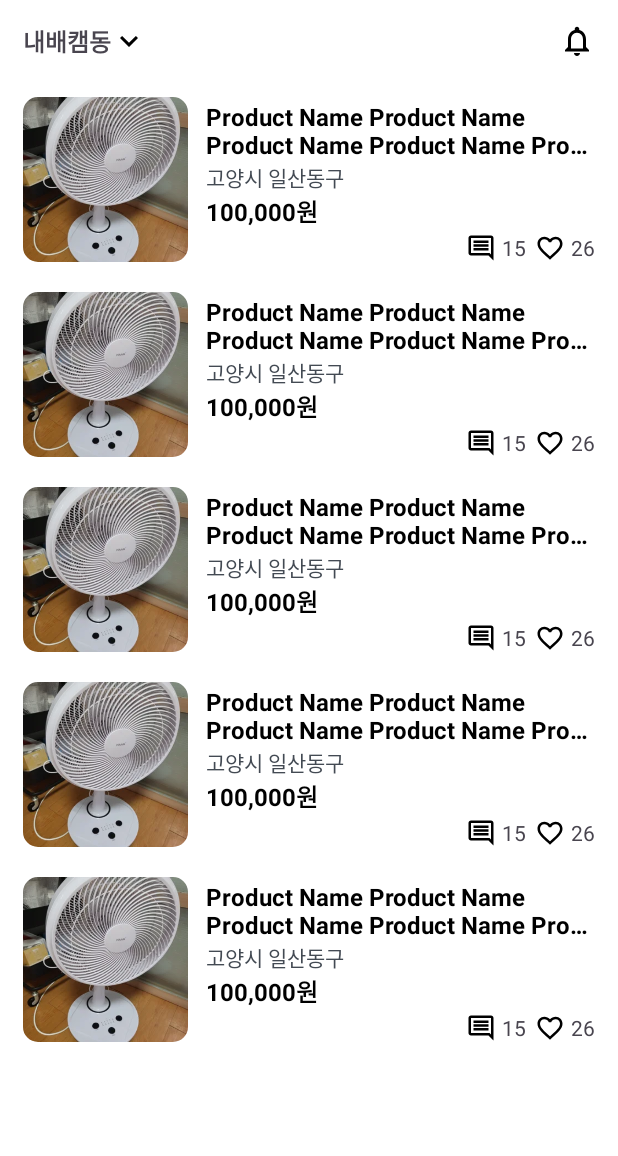
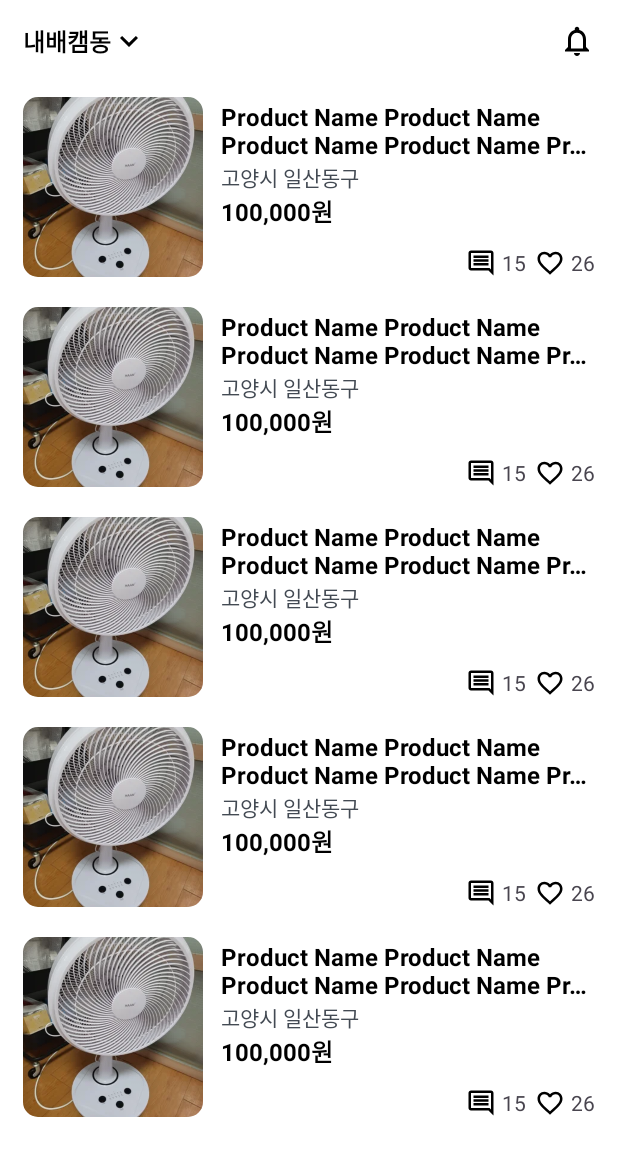
Before and after one commit to seojw0124/apple-market-app, an Android app: the layout activity_main.xml on its own in the app's theme, with its tools: preview values and no code run, on a phone screen of 412 x 824 dp. Shown: the top 1156 px of the screen. Run offline under Robolectric (Android 15) with nearby library versions, the phone set to English and light mode, and no system bars.

Commit message:
feat: 리사이클러뷰 아이템 길게 클릭할 시 이벤트 추가

```diff
--- a/app/build.gradle.kts
+++ b/app/build.gradle.kts
@@ -1,6 +1,7 @@
 plugins {
     alias(libs.plugins.android.application)
     alias(libs.plugins.jetbrains.kotlin.android)
+    alias(libs.plugins.kotlin.parcelize)
 }
 
 android {
--- a/app/src/main/AndroidManifest.xml
+++ b/app/src/main/AndroidManifest.xml
@@ -13,6 +13,9 @@
         android:theme="@style/Theme.AppleMarketApp"
         tools:targetApi="31">
         <activity
+            android:name=".ProductDetailActivity"
+            android:exported="false" />
+        <activity
             android:name=".MainActivity"
             android:exported="true">
             <intent-filter>
--- a/app/src/main/java/com/jeongu/applemarketapp/data/ProductInfo.kt
+++ b/app/src/main/java/com/jeongu/applemarketapp/data/ProductInfo.kt
@@ -1,5 +1,9 @@
 package com.jeongu.applemarketapp.data
 
+import android.os.Parcelable
+import kotlinx.parcelize.Parcelize
+
+@Parcelize
 data class ProductInfo(
     val id: Int,
     val image: Int,
@@ -10,4 +14,4 @@ data class ProductInfo(
     val tradingPlace: Int,
     val favoriteCount: Int,
     val commentCount: Int,
-)
+): Parcelable
--- a/app/src/main/java/com/jeongu/applemarketapp/data/ProductManager.kt
+++ b/app/src/main/java/com/jeongu/applemarketapp/data/ProductManager.kt
@@ -88,8 +88,8 @@ object ProductManager {
             ProductInfo(
                 8,
                 R.drawable.img_product_08,
+                R.string.data_product_08_introduction,
                 R.string.data_product_08_title,
-                R.string.data_product_08_introduction,
                 R.string.data_product_08_seller_name,
                 R.string.data_product_08_price,
                 R.string.data_product_08_trading_place,
--- a/app/src/main/res/layout/activity_main.xml
+++ b/app/src/main/res/layout/activity_main.xml
@@ -21,7 +21,6 @@
         android:layout_width="0dp"
         android:layout_height="0dp"
         android:orientation="vertical"
-        app:layoutManager="androidx.recyclerview.widget.LinearLayoutManager"
         app:layout_constraintBottom_toBottomOf="parent"
         app:layout_constraintEnd_toEndOf="parent"
         app:layout_constraintStart_toStartOf="parent"
--- a/app/src/main/res/layout/item_appbar.xml
+++ b/app/src/main/res/layout/item_appbar.xml
@@ -10,6 +10,7 @@
         android:layout_width="wrap_content"
         android:layout_height="wrap_content"
         android:text="@string/appbar_title_location"
+        android:textColor="@color/black"
         android:textSize="16sp"
         android:textStyle="bold"
         app:drawableRightCompat="@drawable/ic_arrow_down"
--- a/app/src/main/res/layout/item_product.xml
+++ b/app/src/main/res/layout/item_product.xml
@@ -9,8 +9,8 @@
 
     <com.google.android.material.imageview.ShapeableImageView
         android:id="@+id/iv_product"
-        android:layout_width="110dp"
-        android:layout_height="110dp"
+        android:layout_width="120dp"
+        android:layout_height="120dp"
         app:layout_constraintStart_toStartOf="parent"
         app:layout_constraintTop_toTopOf="parent"
         app:shapeAppearanceOverlay="@style/AppRoundedImage"
--- a/build.gradle.kts
+++ b/build.gradle.kts
@@ -2,4 +2,5 @@
 plugins {
     alias(libs.plugins.android.application) apply false
     alias(libs.plugins.jetbrains.kotlin.android) apply false
+    alias(libs.plugins.kotlin.parcelize) apply false
 }
--- a/gradle/libs.versions.toml
+++ b/gradle/libs.versions.toml
@@ -23,3 +23,4 @@ androidx-constraintlayout = { group = "androidx.constraintlayout", name = "const
 [plugins]
 android-application = { id = "com.android.application", version.ref = "agp" }
 jetbrains-kotlin-android = { id = "org.jetbrains.kotlin.android", version.ref = "kotlin" }
+kotlin-parcelize = { id = "org.jetbrains.kotlin.plugin.parcelize",  version.ref = "kotlin" }
```
Also changed, not shown: app/src/main/java/com/jeongu/applemarketapp/MainActivity.kt (+11 -6 lines), app/src/main/java/com/jeongu/applemarketapp/ProductDetailActivity.kt (added, +20 -0 lines), app/src/main/java/com/jeongu/applemarketapp/ProductListAdapter.kt (+6 -1 lines), app/src/main/res/layout/activity_product_detail.xml (added, +10 -0 lines).
